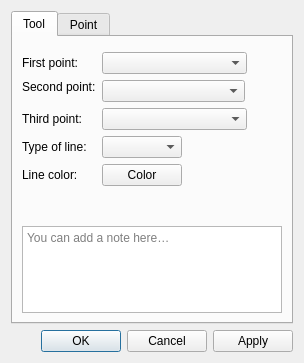
First picture: the form in src/libs/vtools/dialogs/tools/dialogshoulderpoint.ui, repository equinox-patterns/Ostara, before the edit.
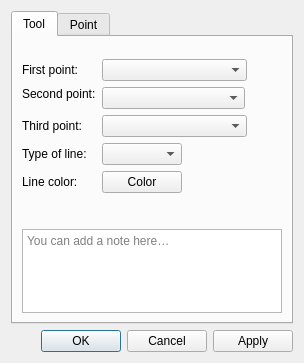
Second picture: the form after the edit. Icons and pictures are not drawn. Custom widgets are drawn as their Qt base class.

Commit message: Improve formula fields and tool dialogs

Diff of the .ui file:
```diff
--- a/src/libs/vtools/dialogs/tools/dialogshoulderpoint.ui
+++ b/src/libs/vtools/dialogs/tools/dialogshoulderpoint.ui
@@ -34,6 +34,32 @@
        <item>
         <widget class="QWidget" name="formulaPlaceholder" native="true"/>
        </item>
+       <item>
+        <layout class="QHBoxLayout" name="formulaSeparatorLayout">
+         <property name="leftMargin">
+          <number>33</number>
+         </property>
+         <property name="rightMargin">
+          <number>33</number>
+         </property>
+         <item>
+          <widget class="QFrame" name="formulaSeparator">
+           <property name="minimumSize">
+            <size>
+             <width>0</width>
+             <height>1</height>
+            </size>
+           </property>
+           <property name="maximumSize">
+            <size>
+             <width>16777215</width>
+             <height>1</height>
+            </size>
+           </property>
+          </widget>
+         </item>
+        </layout>
+       </item>
        <item>
         <layout class="QFormLayout" name="formLayout">
          <property name="fieldGrowthPolicy">
```
The commit also changes 26 other files.
